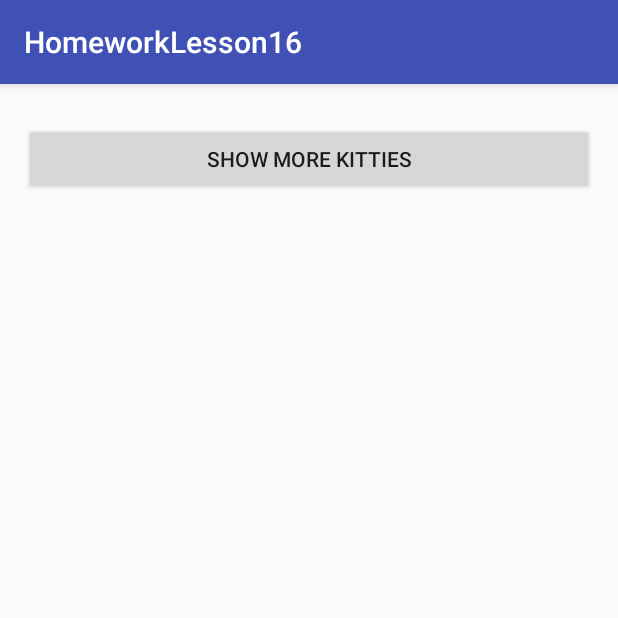
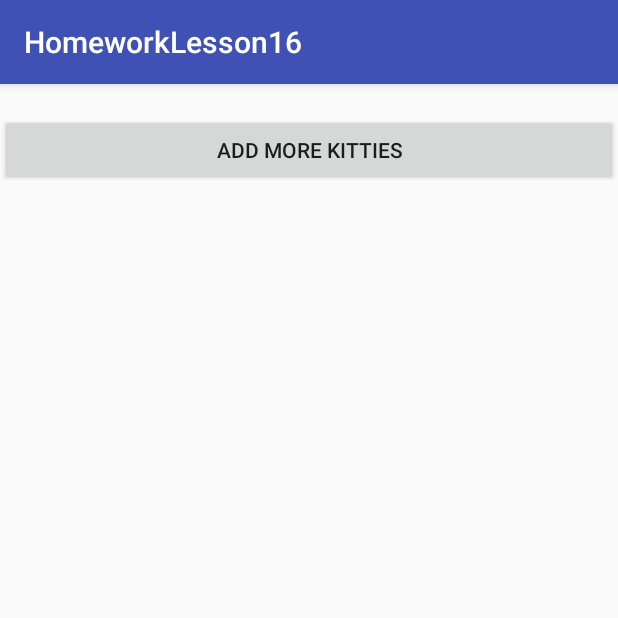
Before and after one commit to magicPony/HomeworkLesson16, an Android app: the screen it shows after launch (MainActivity), on a phone screen of 412 x 824 dp, the top half of it. Run offline under Robolectric (Android 15) with nearby library versions, the phone set to English and light mode, and no system bars.

Commit message:
freeze when loading images

```diff
--- a/app/src/main/java/com/example/taras/homeworklesson16/MainActivity.java
+++ b/app/src/main/java/com/example/taras/homeworklesson16/MainActivity.java
@@ -5,26 +5,35 @@ import android.net.ConnectivityManager;
 import android.net.NetworkInfo;
 import android.os.Bundle;
 import android.support.v7.app.AppCompatActivity;
+import android.support.v7.widget.DefaultItemAnimator;
+import android.support.v7.widget.LinearLayoutManager;
+import android.support.v7.widget.RecyclerView;
 import android.view.View;
-import android.widget.ImageView;
-import android.widget.LinearLayout;
 import android.widget.Toast;
 
 import java.util.ArrayList;
 
 public final class MainActivity extends AppCompatActivity implements View.OnClickListener {
-    private LinearLayout linearLayout;
+    private RecyclerView recyclerView;
+    private RecyclerViewAdapter adapter;
 
     @Override
     protected void onCreate(Bundle savedInstanceState) {
         super.onCreate(savedInstanceState);
         setContentView(R.layout.activity_main);
 
-        linearLayout = (LinearLayout) findViewById(R.id.ll_AM);
+        recyclerView = (RecyclerView) findViewById(R.id.rv_AM);
+        recyclerView.setHasFixedSize(true);
+        recyclerView.setLayoutManager(new LinearLayoutManager(this));
+        recyclerView.setItemAnimator(new DefaultItemAnimator());
+        adapter = new RecyclerViewAdapter();
+        recyclerView.setAdapter(adapter);
+        adapter.notifyDataSetChanged();
+
         findViewById(R.id.btn_add_AM).setOnClickListener(this);
     }
 
-    private void getCat(String size, final ImageView imageView, final ArrayList<Bitmap> cash, boolean initListener) {
+    private void getCat(String size, final ArrayList<Bitmap> cash, final boolean notify) {
         final AsyncRequest<?>[] asyncRequest = new AsyncRequest<?>[1];
 
         if (!checkStatusNetworks()) {
@@ -42,9 +51,12 @@ public final class MainActivity extends AppCompatActivity implements View.OnClic
 
             @Override
             public void onFinish(boolean isSuccess, Bitmap response) {
-                imageView.setImageBitmap(response);
+                //imageView.setImageBitmap(response);
                 cash.add(response);
-                imageView.setOnClickListener(new CatClickListener(MainActivity.this, response));
+
+                if (notify) {
+                    adapter.notifyDataSetChanged();
+                }
             }
         };
 
@@ -70,8 +82,6 @@ public final class MainActivity extends AppCompatActivity implements View.OnClic
             }
         };
 
-        imageView.setImageResource(0);
-
         asyncRequest[0] = new AsyncRequest<Cat>()
                 .classType(Cat.class)
                 .responseListener(catListener)
@@ -92,18 +102,13 @@ public final class MainActivity extends AppCompatActivity implements View.OnClic
 
     @Override
     public void onClick(View v) {
-        LinearLayout llCatsRow = (LinearLayout) getLayoutInflater().inflate(R.layout.row_layout, null);
-        ImageView ivCat1, ivCat2, ivCat3;
-        ivCat1 = (ImageView) llCatsRow.findViewById(R.id.iv_cat1_RL);
-        ivCat2 = (ImageView) llCatsRow.findViewById(R.id.iv_cat2_RL);
-        ivCat3 = (ImageView) llCatsRow.findViewById(R.id.iv_cat3_RL);
+        getCat(Constants.SIZE_MED_TAG, CashData.mBmCat1, false);
+        getCat(Constants.SIZE_MED_TAG, CashData.mBmCat2, false);
+        getCat(Constants.SIZE_MED_TAG, CashData.mBmCat3, true);
 
-        getCat(Constants.SIZE_MED_TAG, ivCat1, CashData.mBmCat1, true);
-        getCat(Constants.SIZE_MED_TAG, ivCat2, CashData.mBmCat2, true);
-        getCat(Constants.SIZE_MED_TAG, ivCat3, CashData.mBmCat3, true);
-
-        linearLayout.addView(llCatsRow);
-        linearLayout.invalidate();
+        Toast
+                .makeText(this, Integer.toString(adapter.getItemCount()), Toast.LENGTH_SHORT)
+                .show();
     }
 
     @Override
--- a/app/src/main/res/layout/activity_main.xml
+++ b/app/src/main/res/layout/activity_main.xml
@@ -6,33 +6,19 @@
     android:id="@+id/rl_container_AM"
     tools:context="com.example.taras.homeworklesson16.MainActivity">
 
-    <ScrollView
-        android:paddingBottom="@dimen/activity_vertical_margin"
-        android:paddingLeft="@dimen/activity_horizontal_margin"
-        android:paddingRight="@dimen/activity_horizontal_margin"
-        android:paddingTop="@dimen/activity_vertical_margin"
+    <android.support.v7.widget.RecyclerView
+        android:id="@+id/rv_AM"
         android:layout_width="match_parent"
         android:layout_height="wrap_content">
 
-        <LinearLayout
-            android:orientation="vertical"
-            android:layout_width="match_parent"
-            android:layout_height="wrap_content">
+    </android.support.v7.widget.RecyclerView>
 
-        <LinearLayout
-            android:id="@+id/ll_AM"
-            android:orientation="vertical"
-            android:layout_width="match_parent"
-            android:layout_height="wrap_content" />
+    <Button
+        android:id="@+id/btn_add_AM"
+        android:layout_below="@id/rv_AM"
+        android:layout_marginTop="20dp"
+        android:text="Add more kitties"
+        android:layout_width="match_parent"
+        android:layout_height="wrap_content" />
 
-            <Button
-                android:id="@+id/btn_add_AM"
-                android:layout_marginBottom="20dp"
-                android:layout_marginTop="10dp"
-                android:text="Show more kitties"
-                android:layout_width="match_parent"
-                android:layout_height="wrap_content" />
-
-        </LinearLayout>
-    </ScrollView>
 </RelativeLayout>
```
Also changed, not shown: app/src/main/java/com/example/taras/homeworklesson16/CashData.java (+22 -0 lines), app/src/main/java/com/example/taras/homeworklesson16/CustomViewHolder.java (added, +19 -0 lines), app/src/main/java/com/example/taras/homeworklesson16/RecyclerViewAdapter.java (added, +37 -0 lines).
